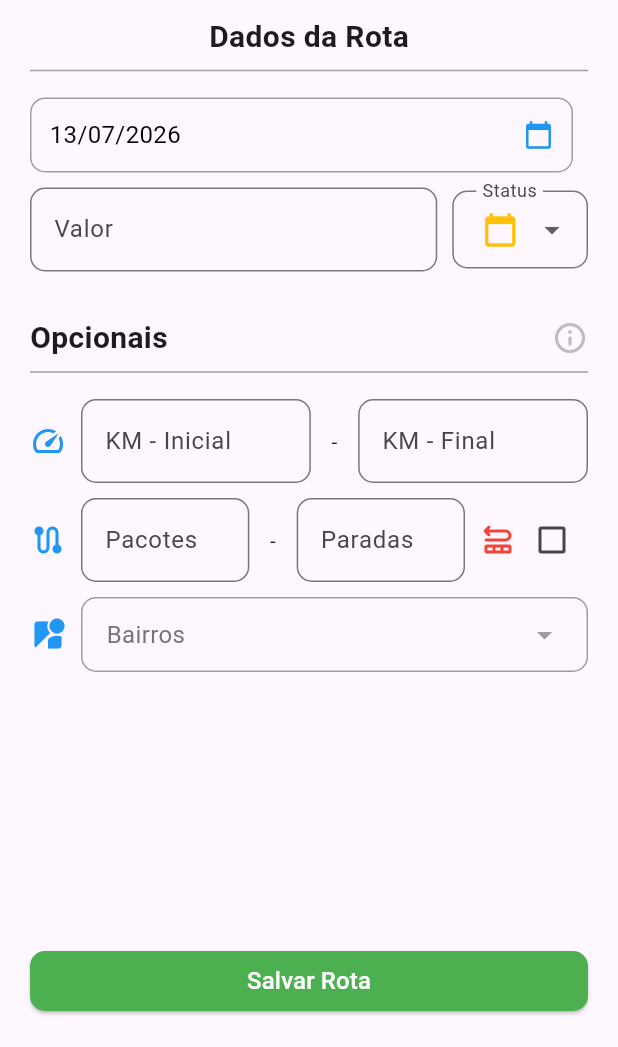
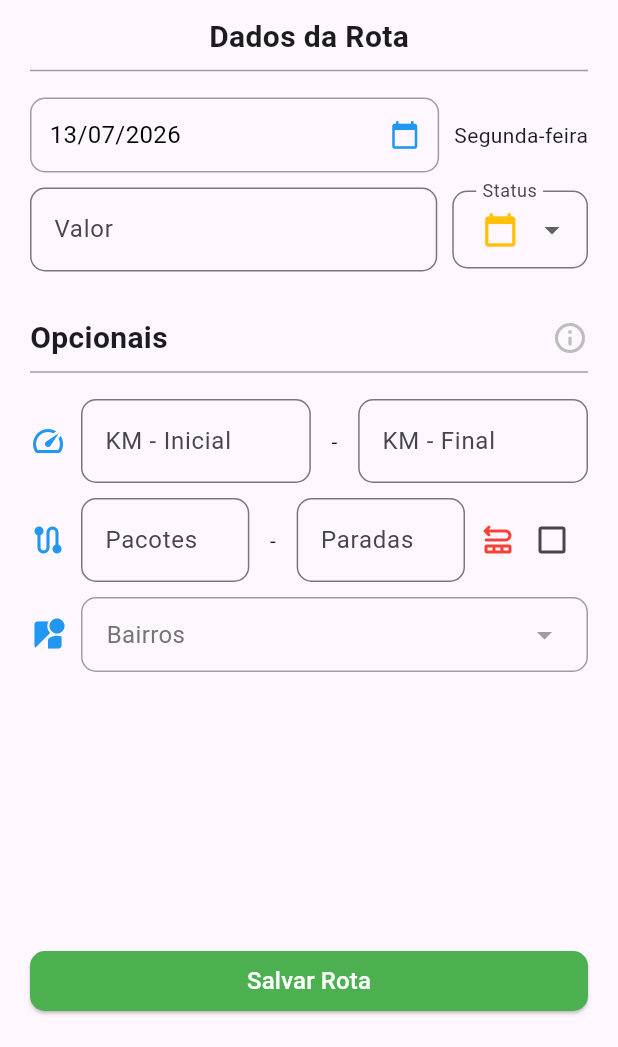
Before and after one commit to WesleyNog/iter, a Flutter app: the AddIter screen opened by its route, on a phone screen of 412 x 824 dp, the part 189-1236 px from its top. Run offline on Flutter 3.47's test engine with Material 3 defaults, Android fonts, the phone set to English and light mode, and no system bars.

Commit message:
feat: Exibido Dia da Semana

```diff
--- a/lib/screens/addIter.dart
+++ b/lib/screens/addIter.dart
@@ -37,6 +37,27 @@ class _AddIterState extends State<AddIter> {
         return const Icon(Icons.monetization_on_outlined, color: Colors.teal);
       default:
         return const Icon(Icons.help_outline, color: Colors.grey);
+    }
+  }
+
+  String _getWeekdayName(int weekday) {
+    switch (weekday) {
+      case 1:
+        return 'Segunda-feira';
+      case 2:
+        return 'Terça-feira';
+      case 3:
+        return 'Quarta-feira';
+      case 4:
+        return 'Quinta-feira';
+      case 5:
+        return 'Sexta-feira';
+      case 6:
+        return 'Sábado';
+      case 7:
+        return 'Domingo';
+      default:
+        return '';
     }
   }
 
@@ -347,6 +368,15 @@ class _AddIterState extends State<AddIter> {
                         ),
                       ),
                       const SizedBox(width: 10),
+                      Container(
+                        height: 50,
+                        decoration: BoxDecoration(
+                          borderRadius: BorderRadius.circular(10),
+                        ),
+                        child: Center(
+                          child: Text(_getWeekdayName(selectedDate.weekday)),
+                        ),
+                      ),
                     ],
                   ),
                   SizedBox(height: 10),
```
